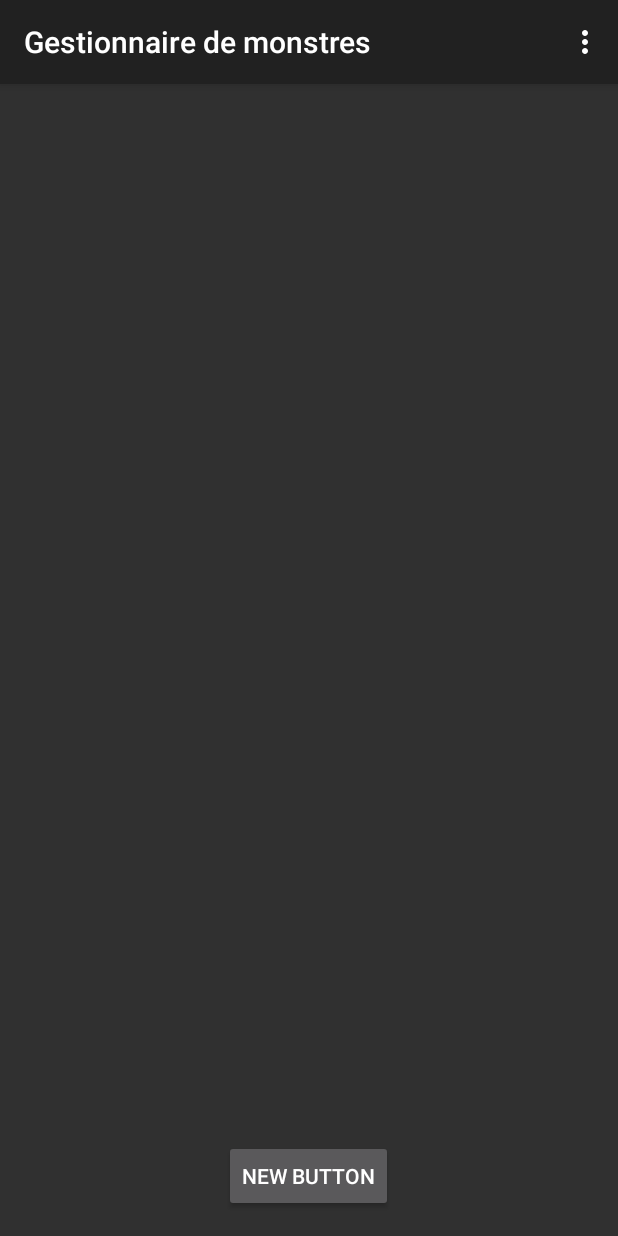
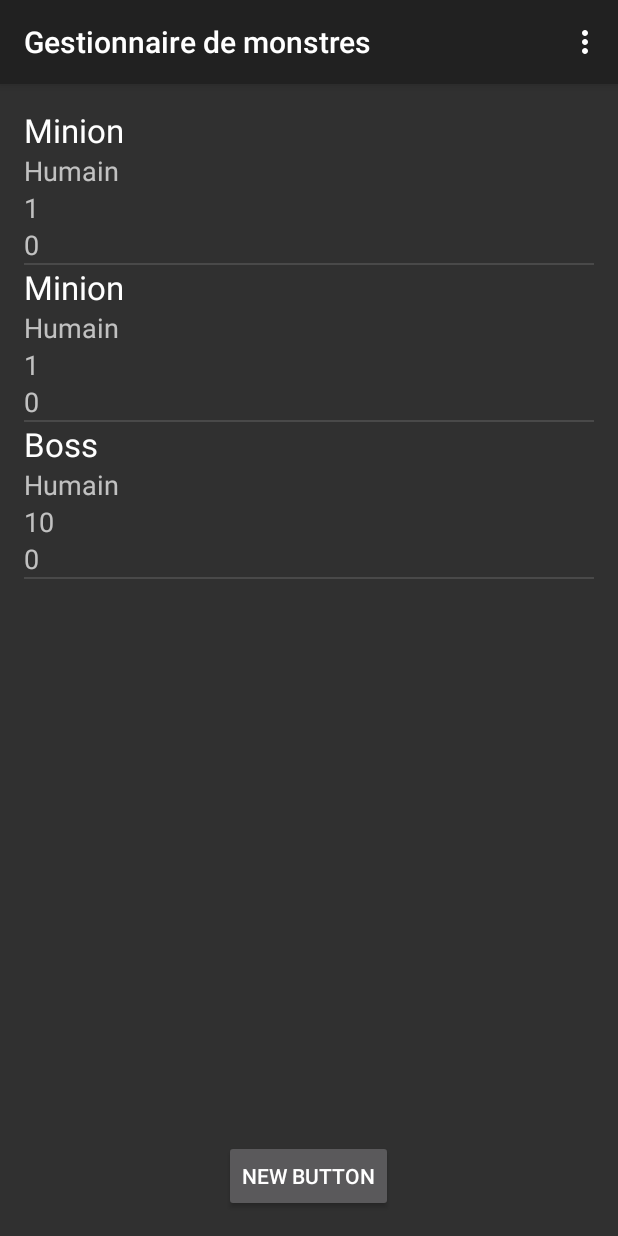
Before and after one commit to FLamas/GestionnaireMonstres, an Android app: the screen it shows after launch (MainActivity), on a phone screen of 412 x 824 dp. Run offline under Robolectric (Android 15) with nearby library versions, the phone set to English and light mode, and no system bars.

Commit message:
Famille monstre (enumeration) par Fabien

```diff
--- a/app/src/main/java/com/gestionnairedemonstre/MainActivity.java
+++ b/app/src/main/java/com/gestionnairedemonstre/MainActivity.java
@@ -13,6 +13,7 @@ import com.gestionnairedemonstre.R.menu;
 import com.gestionnairedemonstre.adapters.ListViewMonsterAdapter;
 import com.gestionnairedemonstre.listeners.ButtonAddMonsterListener;
 import com.gestionnairedemonstre.listeners.ListViewMonsterListener;
+import com.gestionnairedemonstre.pojo.monsters.Boss;
 import com.gestionnairedemonstre.pojo.monsters.Monstre;
 
 import java.util.ArrayList;
@@ -52,9 +53,10 @@ public class MainActivity extends AppCompatActivity {
         setContentView(layout.activity_main);
         _monstres = new ArrayList<>();
 
-//        _monstres.add(new Monstre());
-//        _monstres.add(new Monstre());
-//        _monstres.add(new Monstre());
+
+        _monstres.add(new Monstre());
+        _monstres.add(new Monstre());
+        _monstres.add(new Boss());
 
         // -- GUI elements -- //
         ListView lv_monsters = (ListView) findViewById(id.listViewMonsters);
--- a/app/src/main/java/com/gestionnairedemonstre/adapters/ListViewMonsterAdapter.java
+++ b/app/src/main/java/com/gestionnairedemonstre/adapters/ListViewMonsterAdapter.java
@@ -65,6 +65,9 @@ public class
         TextView textViewMonsterAP = (TextView) pConvertView.findViewById(R.id.textViewMonsterAttackPoints);
         textViewMonsterAP.setText(Integer.toString(m.get_pointsDegats()));
 
+        TextView textViewMonsterFamily = (TextView) pConvertView.findViewById(R.id.textViewMonsterFamily);
+        textViewMonsterFamily.setText(m.get_classeMonstre().get_textValue());
+
         return pConvertView;
     }
 }
--- /dev/null
+++ b/app/src/main/java/com/gestionnairedemonstre/pojo/monsters/Boss.java
@@ -0,0 +1,16 @@
+package com.gestionnairedemonstre.pojo.monsters;
+
+/**
+ * Abstract representation of a Boss.
+ *
+ * @author FLamas
+ */
+public  class Boss extends Monstre {
+
+    /**
+     * Default Boss constructor.
+     */
+    public Boss(){
+        super("Boss", FamilleMonstre.HUMAIN, 100, 10);
+    }
+}
--- /dev/null
+++ b/app/src/main/java/com/gestionnairedemonstre/pojo/monsters/FamilleMonstre.java
@@ -0,0 +1,31 @@
+package com.gestionnairedemonstre.pojo.monsters;
+
+/**
+ * Enumeration of kind of monsters family.
+ */
+public enum FamilleMonstre {
+    HUMAIN("Humain"),
+    RAT("Rat"),
+    MORTVIVANT("Mort-Vivant"),
+    BETE("Bete"),
+    AUTRE("Autre");
+
+    /** The UI readavle value of the monster family kind. */
+    private String _textValue;
+
+    /**
+     * Default constructor.
+     * @param pTextValue The default value for monster family kind.
+     */
+    FamilleMonstre(String pTextValue){
+        _textValue = pTextValue;
+    }
+
+    /**
+     * Getter for String monster family kind value.
+     * @return Kind of monster.
+     */
+    public String get_textValue() {
+        return _textValue;
+    }
+}
--- a/app/src/main/java/com/gestionnairedemonstre/pojo/monsters/Monstre.java
+++ b/app/src/main/java/com/gestionnairedemonstre/pojo/monsters/Monstre.java
@@ -14,7 +14,7 @@ public class Monstre {
     /**
      * Il s'agit de la famille du monstre : Humain, Animal, Mort-vivant, Divers.
      */
-    private String _classeMonstre;
+    private FamilleMonstre _classeMonstre;
 
     /**
      * Points de vie du monstre.
@@ -32,7 +32,7 @@ public class Monstre {
     public Monstre(){
         System.out.println("Creation d'un vilain en cours...");
         _nomMonstre = "Minion";
-        _classeMonstre = "Minion";
+        _classeMonstre = FamilleMonstre.HUMAIN;
         _pointsVie = 10;
         _pointsDegats = 1;
     }
@@ -45,7 +45,7 @@ public class Monstre {
      * @param pHP Points de vie du monstre.
      * @param pDP Points de degats du monstre.
      */
-    public Monstre(String pNom, String pClasse, int pHP, int pDP){
+    public Monstre(String pNom, FamilleMonstre pClasse, int pHP, int pDP){
         System.out.println("Creation d'un vilain avec des parametres en cours...");
         _nomMonstre = pNom;
         _classeMonstre = pClasse;
@@ -65,7 +65,7 @@ public class Monstre {
      * Getter classe/famille.
      * @return Classe/Famille du monstre.
      */
-    public String get_classeMonstre() {
+    public FamilleMonstre get_classeMonstre() {
         return _classeMonstre;
     }
 
--- a/app/src/main/res/layout/monster_layout.xml
+++ b/app/src/main/res/layout/monster_layout.xml
@@ -5,18 +5,19 @@
     android:orientation="vertical"
     android:weightSum="1">
 
-    <ProgressBar
-        android:id="@+id/progressBar"
-        style="?android:attr/progressBarStyleHorizontal"
-        android:layout_width="195dp"
-        android:layout_height="wrap_content" />
-
     <TextView
         android:layout_width="wrap_content"
         android:layout_height="wrap_content"
         android:textAppearance="?android:attr/textAppearanceLarge"
         android:text="@string/default_monsterName"
         android:id="@+id/textViewMonsterName" />
+
+    <TextView
+        android:layout_width="wrap_content"
+        android:layout_height="wrap_content"
+        android:textAppearance="?android:attr/textAppearanceMedium"
+        android:text="@string/default_monsterFamily"
+        android:id="@+id/textViewMonsterFamily" />
 
     <TextView
         android:layout_width="wrap_content"
--- a/app/src/main/res/values/strings.xml
+++ b/app/src/main/res/values/strings.xml
@@ -7,4 +7,5 @@
     <string name="default_monsterAttackPoints">Points de dégâts : </string>
     <string name="default_monsterAttackPointsValue">0</string>
     <string name="default_monsterLifePointsValue">0</string>
+    <string name="default_monsterFamily">Pas de famille</string>
 </resources>
```
